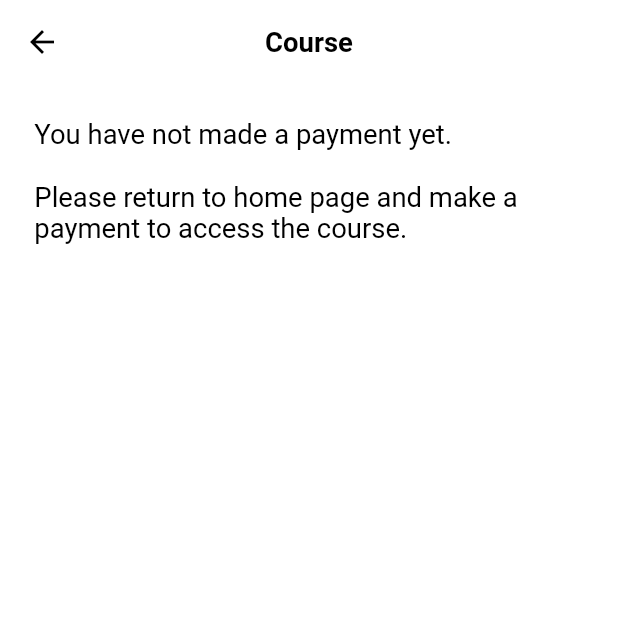
After one commit to NoCAP-Capstone-Sem-2-2023/Iwipe, a Flutter app: the Course screen opened directly, on a phone screen of 412 x 824 dp, the top half of it. The commit adds this screen. Run offline on Flutter 3.47's test engine with Material 2 defaults, Android fonts, the phone set to English and light mode, and no system bars; our stand-ins replace bloc, cloud_firestore, dots_indicator, firebase_auth, firebase_core, firebase_storage and 7 more; missing offline and left inert: flutter_stripe; accounts and stored records are empty.

Commit message:
payment + moodle finish

```diff
--- a/lib/common/values/constant.dart
+++ b/lib/common/values/constant.dart
@@ -7,4 +7,8 @@ class AppConstant {
   static const String STORAGE_USER_ID = 'USER_ID';
   static String MasterAPITOKEN = dotenv.env['MASTER_API_TOKEN']!;
   static String domain = dotenv.env['DOMAIN']!;
+  static String paypalClientId = dotenv.env['paypalClientId']!;
+  static String paypalSecret = dotenv.env['paypalSecret']!;
+  static String courseID = '3';
+  static String roleID = '5';
 }
--- a/lib/pages/App/AppWidget.dart
+++ b/lib/pages/App/AppWidget.dart
@@ -4,12 +4,13 @@ import 'package:iwipe/pages/home/homePage.dart';
 import 'package:iwipe/pages/profile/profile.dart';
 
 import '../../common/values/colors.dart';
+import '../course/course.dart';
 
 Widget buildPage(int index) {
   List<Widget> _widgetOptions = [
     HomePage(),
     Center(child: Text("Search")),
-    Center(child: Text("Course")),
+    Course(),
     Center(child: Text("Chat")),
     Profile(),
   ];
--- /dev/null
+++ b/lib/pages/course/course.dart
@@ -0,0 +1,108 @@
+import 'package:flutter/cupertino.dart';
+import 'package:flutter/material.dart';
+import 'package:flutter_screenutil/flutter_screenutil.dart';
+import 'package:webview_flutter/webview_flutter.dart';
+import '../../common/values/colors.dart';
+import '../../global.dart';
+import 'courseWidget.dart';
+
+class Course extends StatefulWidget {
+  const Course({Key? key}) : super(key: key);
+
+  @override
+  State<Course> createState() => _CourseState();
+}
+
+class _CourseState extends State<Course> {
+  WebViewController? _webViewController;
+  String? username;
+  String? password;
+  String? paymentStatus;
+  bool isLoading = true;
+
+  _loadUser() async {
+    Map<String, dynamic>? userProfile = Global.storageService.getUserProfile();
+    setState(() {
+      username = userProfile?['username'];
+      password = userProfile?['password'];
+      paymentStatus = userProfile?['paymentStatus'];
+    });
+  }
+
+  @override
+  void initState() {
+    super.initState();
+    _loadUser();
+  }
+
+  @override
+  Widget build(BuildContext context) {
+    return Scaffold(
+      backgroundColor: Colors.white,
+      appBar: AppBar(
+        backgroundColor: Colors.white,
+        title: Text("Course",
+            style: TextStyle(
+                fontSize: 16.sp,
+                fontWeight: FontWeight.bold,
+                color: AppColors.primaryText)),
+        centerTitle: true,
+      ),
+      body: paymentStatus == "Paid"
+          ? Column(
+              children: [
+                Expanded(
+                  child: Stack(
+                    children: [
+                      WebView(
+                        initialUrl: 'https://quocchic.net/course/view.php?id=3',
+                        // Replace with your Moodle site URL
+                        javascriptMode: JavascriptMode.unrestricted,
+                        onWebViewCreated:
+                            (WebViewController webViewController) {
+                          _webViewController = webViewController;
+                        },
+                        onPageFinished: (String url) {
+                          setState(() {
+                            isLoading = false;
+                          });
+                          if (url == 'https://quocchic.net/login/index.php') {
+                            // Replace with your Moodle login URL
+                            _webViewController?.evaluateJavascript('''
+              document.getElementById("username").value = "$username";
+              document.getElementById("password").value = "$password";
+              document.getElementById("loginbtn").click();
+              ''');
+                          }
+                        },
+                      ),
+                      isLoading
+                          ? Center(
+                              child: CircularProgressIndicator(),
+                            )
+                          : Container(),
+                    ],
+                  ),
+                )
+              ],
+            )
+          : Column(
+              crossAxisAlignment: CrossAxisAlignment.start,
+              children: [
+                Container(
+                  padding: EdgeInsets.all(20.w),
+                  child: Text(
+                    "You have not made a payment yet. \n\n"
+                    "Please return to home page and make a payment to access the course.",
+                    style: TextStyle(
+                      fontSize: 16.sp,
+                      fontWeight: FontWeight.w400,
+                      color: AppColors.primaryText,
+                    ),
+                  ),
+                ),
+              ],
+            ),
+    );
+  }
+}
--- a/lib/pages/home/Widgets/homePageWidget.dart
+++ b/lib/pages/home/Widgets/homePageWidget.dart
@@ -24,6 +24,7 @@ AppBar buildAppBar(String? linkAvt) {
                 image: DecorationImage(
                   image: NetworkImage(linkAvt ??
                       "https://firebasestorage.googleapis.com/v0/b/iwipe-4d9bb.appspot.com/o/avatars%2FavtCat.jpeg?alt=media&token=80b5a3e8-daee-4e95-baf7-7c0a4fe60c29"),
+                  fit: BoxFit.cover,
                 ),
               ),
             ),
--- a/lib/pages/home/homePage.dart
+++ b/lib/pages/home/homePage.dart
@@ -16,6 +16,7 @@ class _HomePageState extends State<HomePage> {
   String? IDValidation;
   String? paymentStatus;
 
+
   @override
   void initState() {
     super.initState();
@@ -33,10 +34,6 @@ class _HomePageState extends State<HomePage> {
   }
 
   Widget build(BuildContext context) {
-    print("username: $username");
-    print("linkAvt: $linkAvt");
-    print("IDValidation: $IDValidation");
-    print("paymentStatus: $paymentStatus");
     return Scaffold(
       appBar: buildAppBar(linkAvt),
       backgroundColor: Colors.white,
--- a/lib/pages/profile/Settings/settings.dart
+++ b/lib/pages/profile/Settings/settings.dart
@@ -23,6 +23,7 @@ class _SettingsPageState extends State<SettingsPage>
   void logOut() {
     context.read<AppBloc>().add(TriggerAppEvent(0));
     Global.storageService.remove(AppConstant.STORAGE_USER_PROFILE);
+    Global.storageService.remove(AppConstant.STORAGE_USER_ID);
     Navigator.of(context)
         .pushNamedAndRemoveUntil('/login', (Route<dynamic> route) => false);
   }
--- a/lib/pages/register/registerController.dart
+++ b/lib/pages/register/registerController.dart
@@ -72,9 +72,8 @@ class RegisterController {
       }
 
       // Regular expression to enforce password policy
-      Pattern pattern =
-          r'^(?=.*[0-9])(?=.*[a-z])(?=.*[A-Z])(?=.*[@#$%^&+=*-_]).+$';
-      RegExp regex = new RegExp(pattern as String);
+      RegExp regex = new RegExp(
+          r'^(?=.*[0-9])(?=.*[a-z])(?=.*[A-Z])(?=.*[@#$%^&+=*-_]).+$');
 
       if (!regex.hasMatch(password)) {
         ScaffoldMessenger.of(context).showSnackBar(
--- a/lib/pages/signIn/signInController.dart
+++ b/lib/pages/signIn/signInController.dart
@@ -49,7 +49,10 @@ class SignInController {
             Navigator.of(context)
                 .pushNamedAndRemoveUntil('/app', (route) => false);
           } else {
-            // sign in failed
+            setLoading(false);
+            ScaffoldMessenger.of(context).showSnackBar(
+              const SnackBar(content: Text('Sign in failed')),
+            );
           }
         } on FirebaseAuthException catch (e) {
           if (e.code == 'user-not-found') {
--- a/pubspec.yaml
+++ b/pubspec.yaml
@@ -32,6 +32,7 @@ dependencies:
     http: ^1.1.0
     flutter_dotenv: ^5.1.0
     flutter_stripe: ^9.4.0
+    webview_flutter: 3.0.4
 
 dev_dependencies:
     flutter_test:
```
Also changed, not shown: lib/pages/course/courseWidget.dart (added, +113 -0 lines), lib/pages/payment/paymentController.dart (+93 -16 lines), pubspec.lock, 2 other files.
